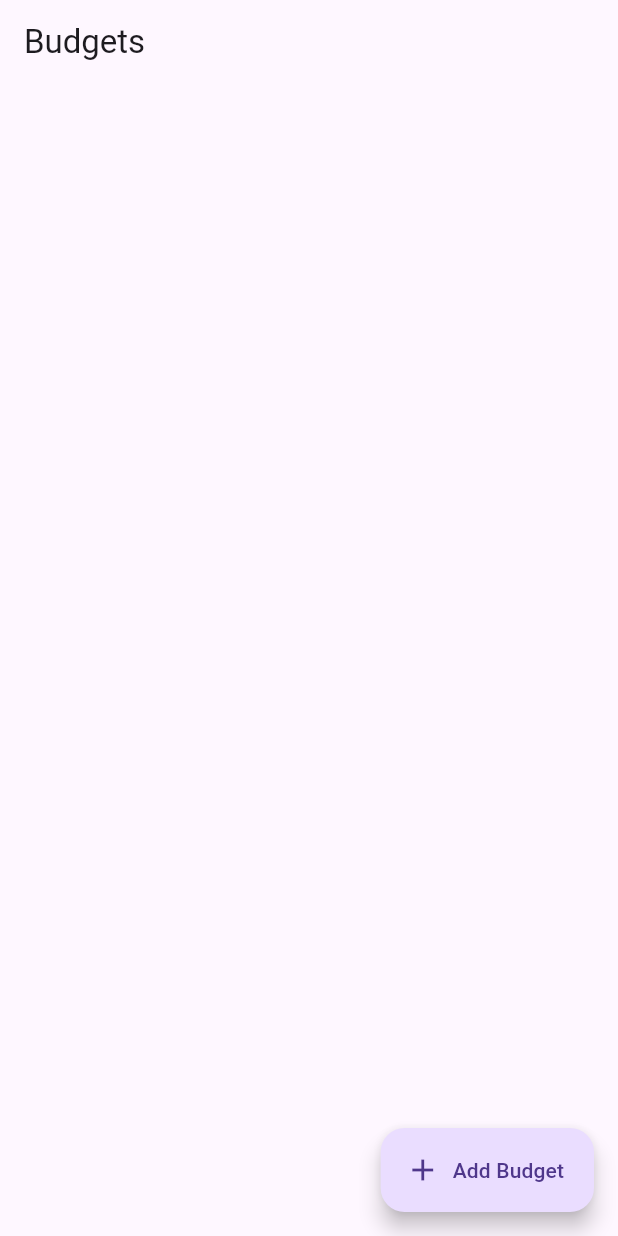
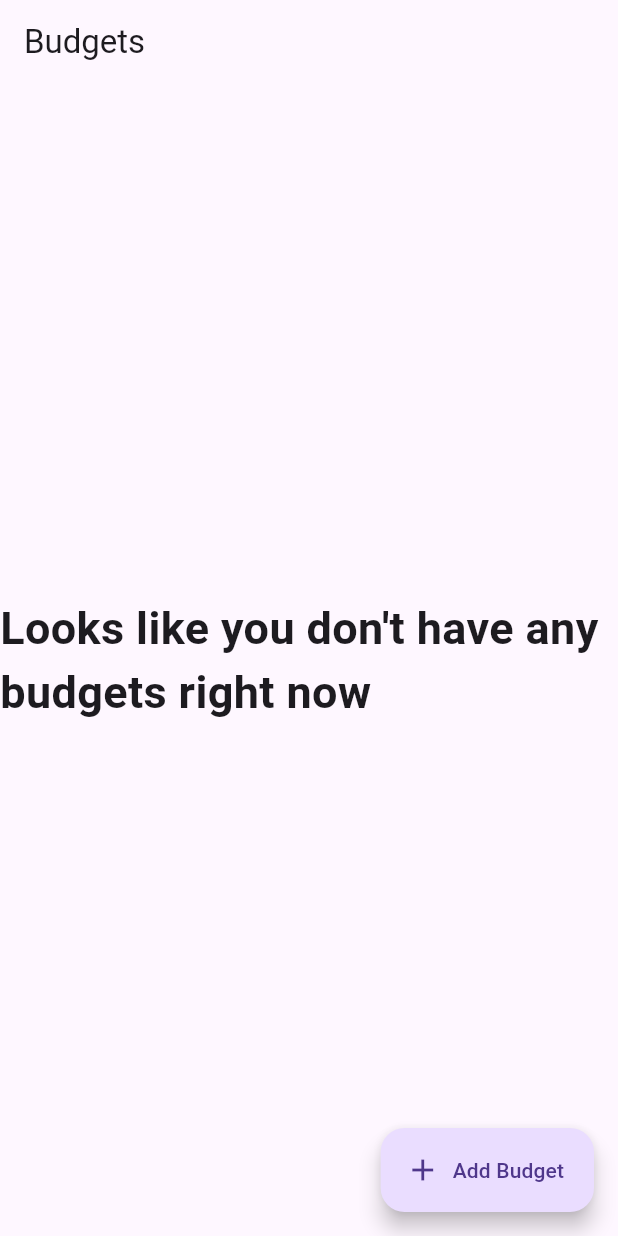
Before and after one commit to jaydapizzuco/Financial-Planning-App, a Flutter app: the BudgetScreen screen opened directly, on a phone screen of 412 x 824 dp. Run offline on Flutter 3.47's test engine with Material 3 defaults, Android fonts, the phone set to English and light mode, and no system bars; our stand-ins replace cloud_firestore, firebase_auth, firebase_core; accounts and stored records are empty.

Commit message:
displays message on budget screen if user has no budgets

```diff
--- a/financial_planner/lib/budget/budgetScreen.dart
+++ b/financial_planner/lib/budget/budgetScreen.dart
@@ -1,3 +1,5 @@
+import 'dart:io';
+
 import 'package:cloud_firestore/cloud_firestore.dart';
 import 'package:flutter/material.dart';
 
@@ -45,6 +47,12 @@ class _BudgetScreenState extends State<BudgetScreen> {
                   stream: _budgetStream,
                   builder: (BuildContext context,
                       AsyncSnapshot<QuerySnapshot> snapshot) {
+                    if (snapshot.data!.docs.isEmpty) {
+                      return Text(
+                        "Looks like you don't have any budgets right now",
+                        style: TextStyle(fontWeight: FontWeight.bold, fontSize: 30),
+                      );
+                    }
                     if (snapshot.hasError) {
                       return Text('something went wrong');
                     }
```
